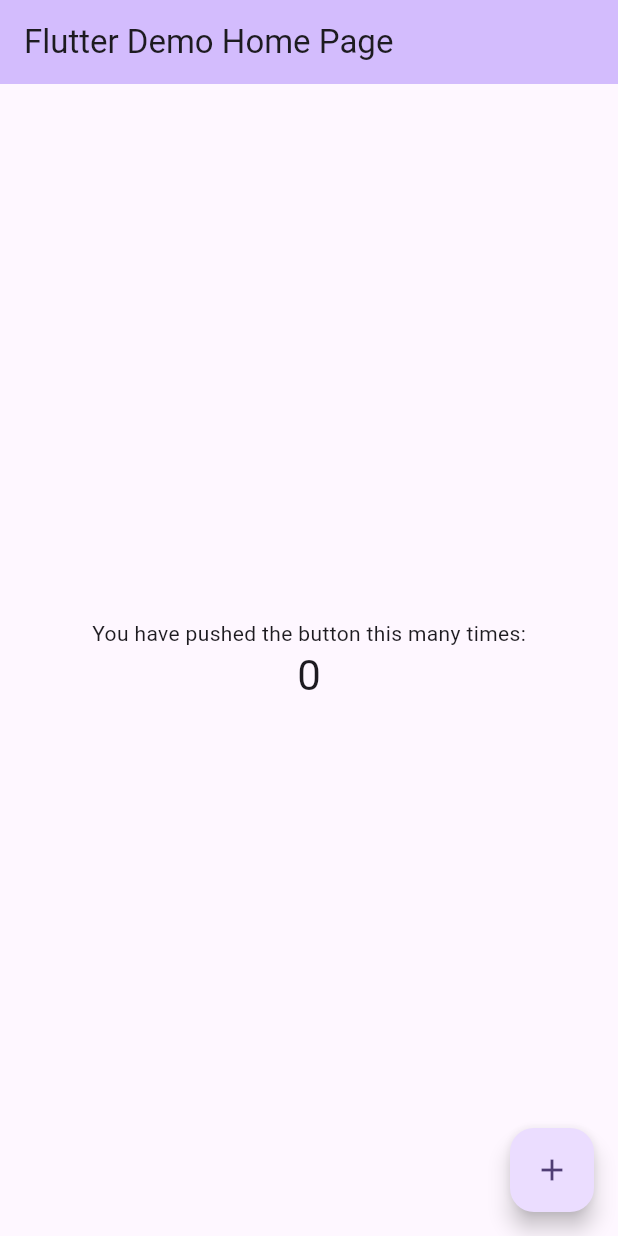
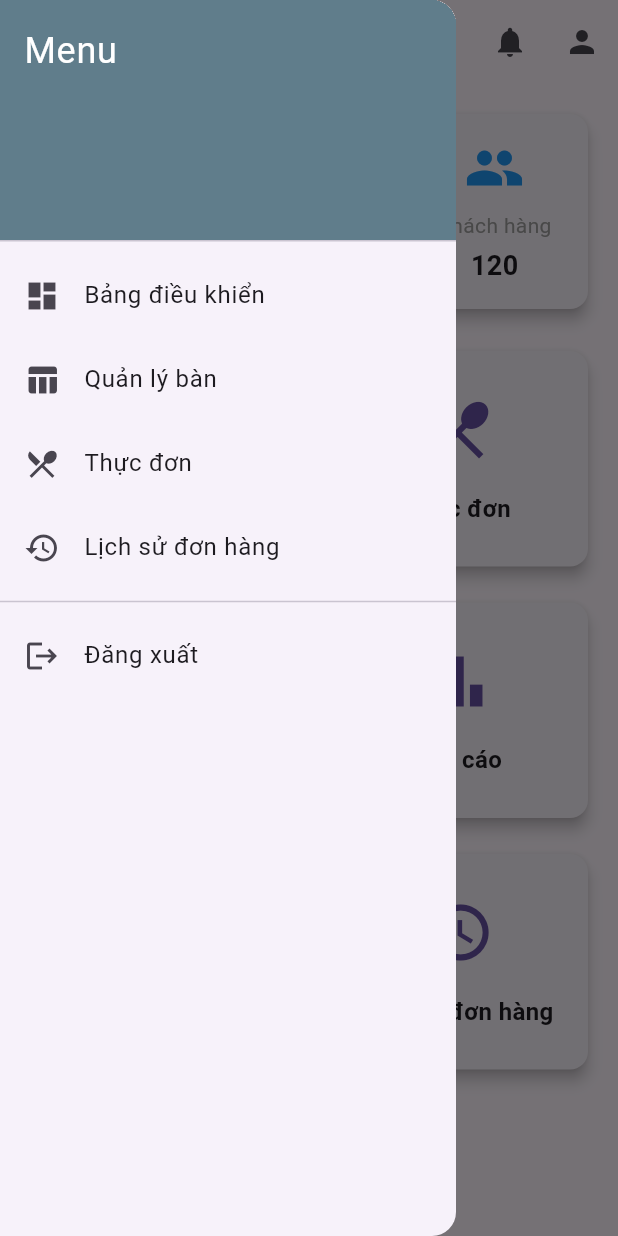
Before and after one commit to could-ai/01998f67-b501-73f2-836a-ddd43dc3058f, a Flutter app: the screen it shows after launch, with the side drawer open (before the commit the screen has no drawer), on a phone screen of 412 x 824 dp. Run offline on Flutter 3.47's test engine with Material 3 defaults, Android fonts, the phone set to English and light mode, and no system bars.

Commit message:
Tôi đã tạo một trang chủ quản lý nhà hàng hoàn chỉnh, thay thế hoàn toàn mã mẫu cũ. Giao diện mới bao gồm một thanh điều hướng trên cùng, một ngăn kéo điều hướng bên cạnh, một khu vực tóm tắt hiển thị các chỉ số chính như doanh thu, đơn hàng mới và khách hàng, cùng với một lưới các mục quản lý chính như quản lý bàn, thực đơn, nhân viên, báo cáo, cài đặt và lịch sử đơn hàng. Mỗi mục trong lưới được thiết kế dưới dạng thẻ có thể nhấp để dễ dàng điều hướng. Cấu trúc mã được tổ chức thành các widget riêng biệt để dễ bảo trì và mở rộng trong tương lai.

```diff
--- a/usr/lib/main.dart
+++ b/usr/lib/main.dart
@@ -7,114 +7,260 @@ void main() {
 class MyApp extends StatelessWidget {
   const MyApp({super.key});
 
-  // This widget is the root of your application.
   @override
   Widget build(BuildContext context) {
     return MaterialApp(
-      title: 'Flutter Demo',
+      title: 'Quản lý nhà hàng',
       debugShowCheckedModeBanner: false,
       theme: ThemeData(
-        // This is the theme of your application.
-        //
-        // TRY THIS: Try running your application with "flutter run". You'll see
-        // the application has a purple toolbar. Then, without quitting the app,
-        // try changing the seedColor in the colorScheme below to Colors.green
-        // and then invoke "hot reload" (save your changes or press the "hot
-        // reload" button in a Flutter-supported IDE, or press "r" if you used
-        // the command line to start the app).
-        //
-        // Notice that the counter didn't reset back to zero; the application
-        // state is not lost during the reload. To reset the state, use hot
-        // restart instead.
-        //
-        // This works for code too, not just values: Most code changes can be
-        // tested with just a hot reload.
-        colorScheme: ColorScheme.fromSeed(seedColor: Colors.deepPurple),
+        primarySwatch: Colors.blueGrey,
+        visualDensity: VisualDensity.adaptivePlatformDensity,
       ),
-      home: const MyHomePage(title: 'Flutter Demo Home Page'),
+      home: const RestaurantHomePage(),
     );
   }
 }
 
-class MyHomePage extends StatefulWidget {
-  const MyHomePage({super.key, required this.title});
-
-  // This widget is the home page of your application. It is stateful, meaning
-  // that it has a State object (defined below) that contains fields that affect
-  // how it looks.
-
-  // This class is the configuration for the state. It holds the values (in this
-  // case the title) provided by the parent (in this case the App widget) and
-  // used by the build method of the State. Fields in a Widget subclass are
-  // always marked "final".
-
-  final String title;
-
-  @override
-  State<MyHomePage> createState() => _MyHomePageState();
-}
-
-class _MyHomePageState extends State<MyHomePage> {
-  int _counter = 0;
-
-  void _incrementCounter() {
-    setState(() {
-      // This call to setState tells the Flutter framework that something has
-      // changed in this State, which causes it to rerun the build method below
-      // so that the display can reflect the updated values. If we changed
-      // _counter without calling setState(), then the build method would not be
-      // called again, and so nothing would appear to happen.
-      _counter++;
-    });
-  }
+class RestaurantHomePage extends StatelessWidget {
+  const RestaurantHomePage({super.key});
 
   @override
   Widget build(BuildContext context) {
-    // This method is rerun every time setState is called, for instance as done
-    // by the _incrementCounter method above.
-    //
-    // The Flutter framework has been optimized to make rerunning build methods
-    // fast, so that you can just rebuild anything that needs updating rather
-    // than having to individually change instances of widgets.
     return Scaffold(
       appBar: AppBar(
-        // TRY THIS: Try changing the color here to a specific color (to
-        // Colors.amber, perhaps?) and trigger a hot reload to see the AppBar
-        // change color while the other colors stay the same.
-        backgroundColor: Theme.of(context).colorScheme.inversePrimary,
-        // Here we take the value from the MyHomePage object that was created by
-        // the App.build method, and use it to set our appbar title.
-        title: Text(widget.title),
+        title: const Text('Trang quản lý nhà hàng'),
+        actions: [
+          IconButton(
+            icon: const Icon(Icons.notifications),
+            onPressed: () {
+              // Handle notifications
+            },
+          ),
+          IconButton(
+            icon: const Icon(Icons.person),
+            onPressed: () {
+              // Handle user profile
+            },
+          ),
+        ],
       ),
-      body: Center(
-        // Center is a layout widget. It takes a single child and positions it
-        // in the middle of the parent.
-        child: Column(
-          // Column is also a layout widget. It takes a list of children and
-          // arranges them vertically. By default, it sizes itself to fit its
-          // children horizontally, and tries to be as tall as its parent.
-          //
-          // Column has various properties to control how it sizes itself and
-          // how it positions its children. Here we use mainAxisAlignment to
-          // center the children vertically; the main axis here is the vertical
-          // axis because Columns are vertical (the cross axis would be
-          // horizontal).
-          //
-          // TRY THIS: Invoke "debug painting" (choose the "Toggle Debug Paint"
-          // action in the IDE, or press "p" in the console), to see the
-          // wireframe for each widget.
-          mainAxisAlignment: MainAxisAlignment.center,
-          children: <Widget>[
-            const Text('You have pushed the button this many times:'),
-            Text('$_counter', style: Theme.of(context).textTheme.headlineMedium),
+      drawer: const AppDrawer(),
+      body: ListView(
+        padding: const EdgeInsets.all(16.0),
+        children: const [
+          DashboardSummary(),
+          SizedBox(height: 20),
+          ManagementGrid(),
+        ],
+      ),
+    );
+  }
+}
+
+class DashboardSummary extends StatelessWidget {
+  const DashboardSummary({super.key});
+
+  @override
+  Widget build(BuildContext context) {
+    return const Card(
+      elevation: 4,
+      child: Padding(
+        padding: EdgeInsets.all(16.0),
+        child: Row(
+          mainAxisAlignment: MainAxisAlignment.spaceAround,
+          children: [
+            SummaryItem(
+              icon: Icons.attach_money,
+              title: 'Doanh thu hôm nay',
+              value: '15.000.000đ',
+              color: Colors.green,
+            ),
+            SummaryItem(
+              icon: Icons.receipt_long,
+              title: 'Đơn hàng mới',
+              value: '35',
+              color: Colors.orange,
+            ),
+            SummaryItem(
+              icon: Icons.people,
+              title: 'Khách hàng',
+              value: '120',
+              color: Colors.blue,
+            ),
           ],
         ),
       ),
-      floatingActionButton: FloatingActionButton(
-        onPressed: _incrementCounter,
-        tooltip: 'Increment',
-        child: const Icon(Icons.add),
-      ), // This trailing comma makes auto-formatting nicer for build methods.
     );
   }
 }
+
+class SummaryItem extends StatelessWidget {
+  final IconData icon;
+  final String title;
+  final String value;
+  final Color color;
+
+  const SummaryItem({
+    super.key,
+    required this.icon,
+    required this.title,
+    required this.value,
+    required this.color,
+  });
+
+  @override
+  Widget build(BuildContext context) {
+    return Column(
+      children: [
+        Icon(icon, size: 40, color: color),
+        const SizedBox(height: 8),
+        Text(
+          title,
+          style: const TextStyle(fontSize: 14, color: Colors.grey),
+        ),
+        const SizedBox(height: 4),
+        Text(
+          value,
+          style: const TextStyle(fontSize: 18, fontWeight: FontWeight.bold),
+        ),
+      ],
+    );
+  }
+}
+
+class ManagementGrid extends StatelessWidget {
+  const ManagementGrid({super.key});
+
+  @override
+  Widget build(BuildContext context) {
+    final List<Map<String, dynamic>> gridItems = [
+      {'icon': Icons.table_chart, 'title': 'Quản lý bàn'},
+      {'icon': Icons.restaurant_menu, 'title': 'Thực đơn'},
+      {'icon': Icons.people_alt, 'title': 'Nhân viên'},
+      {'icon': Icons.bar_chart, 'title': 'Báo cáo'},
+      {'icon': Icons.settings, 'title': 'Cài đặt'},
+      {'icon': Icons.history, 'title': 'Lịch sử đơn hàng'},
+    ];
+
+    return GridView.builder(
+      shrinkWrap: true,
+      physics: const NeverScrollableScrollPhysics(),
+      gridDelegate: const SliverGridDelegateWithFixedCrossAxisCount(
+        crossAxisCount: 2,
+        crossAxisSpacing: 16,
+        mainAxisSpacing: 16,
+        childAspectRatio: 1.2,
+      ),
+      itemCount: gridItems.length,
+      itemBuilder: (context, index) {
+        return GridItemCard(
+          icon: gridItems[index]['icon'],
+          title: gridItems[index]['title'],
+          onTap: () {
+            // Handle navigation to the specific management screen
+          },
+        );
+      },
+    );
+  }
+}
+
+class GridItemCard extends StatelessWidget {
+  final IconData icon;
+  final String title;
+  final VoidCallback onTap;
+
+  const GridItemCard({
+    super.key,
+    required this.icon,
+    required this.title,
+    required this.onTap,
+  });
+
+  @override
+  Widget build(BuildContext context) {
+    return Card(
+      elevation: 4,
+      shape: RoundedRectangleBorder(borderRadius: BorderRadius.circular(12)),
+      child: InkWell(
+        onTap: onTap,
+        borderRadius: BorderRadius.circular(12),
+        child: Column(
+          mainAxisAlignment: MainAxisAlignment.center,
+          children: [
+            Icon(icon, size: 50, color: Theme.of(context).primaryColor),
+            const SizedBox(height: 16),
+            Text(
+              title,
+              textAlign: TextAlign.center,
+              style: const TextStyle(fontSize: 16, fontWeight: FontWeight.w600),
+            ),
+          ],
+        ),
+      ),
+    );
+  }
+}
+
+class AppDrawer extends StatelessWidget {
+  const AppDrawer({super.key});
+
+  @override
+  Widget build(BuildContext context) {
+    return Drawer(
+      child: ListView(
+        padding: EdgeInsets.zero,
+        children: <Widget>[
+          const DrawerHeader(
+            decoration: BoxDecoration(
+              color: Colors.blueGrey,
+            ),
+            child: Text(
+              'Menu',
+              style: TextStyle(
+                color: Colors.white,
+                fontSize: 24,
+              ),
+            ),
+          ),
+          ListTile(
+            leading: const Icon(Icons.dashboard),
+            title: const Text('Bảng điều khiển'),
+            onTap: () {
+              Navigator.pop(context);
+            },
+          ),
+          ListTile(
+            leading: const Icon(Icons.table_chart),
+            title: const Text('Quản lý bàn'),
+            onTap: () {
+              // Navigate to table management
+            },
+          ),
+          ListTile(
+            leading: const Icon(Icons.restaurant_menu),
+            title: const Text('Thực đơn'),
+            onTap: () {
+              // Navigate to menu management
+            },
+          ),
+          ListTile(
+            leading: const Icon(Icons.history),
+            title: const Text('Lịch sử đơn hàng'),
+            onTap: () {
+              // Navigate to order history
+            },
+          ),
+          const Divider(),
+          ListTile(
+            leading: const Icon(Icons.logout),
+            title: const Text('Đăng xuất'),
+            onTap: () {
+              // Handle logout
+            },
+          ),
+        ],
+      ),
+    );
+  }
+}
```
